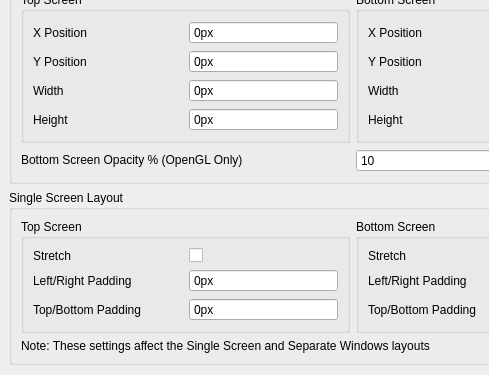
Qt form src/citra_qt/configuration/configure_layout.ui (amwatson/CitraVR) before a commit; both pictures show x 0 to 489 and y 281 to 656 of the 705 by 656 pixel window.
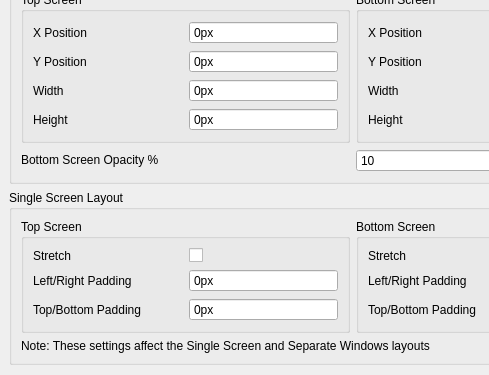
The same form after that commit.

Commit message:
renderer_vulkan: Add second screen opacity support
& Update bottom screen opacity label in UI

```diff
--- a/src/citra_qt/configuration/configure_layout.ui
+++ b/src/citra_qt/configuration/configure_layout.ui
@@ -531,7 +531,7 @@
             <item>
              <widget class="QLabel" name="lb_opacity_second_layer">
               <property name="text">
-               <string>&lt;html&gt;&lt;head/&gt;&lt;body&gt;&lt;p&gt;Bottom Screen Opacity % (OpenGL Only)&lt;/p&gt;&lt;/body&gt;&lt;/html&gt;</string>
+               <string>&lt;html&gt;&lt;head/&gt;&lt;body&gt;&lt;p&gt;Bottom Screen Opacity %&lt;/p&gt;&lt;/body&gt;&lt;/html&gt;</string>
               </property>
              </widget>
             </item>
```
The commit also changes 5 other files.
